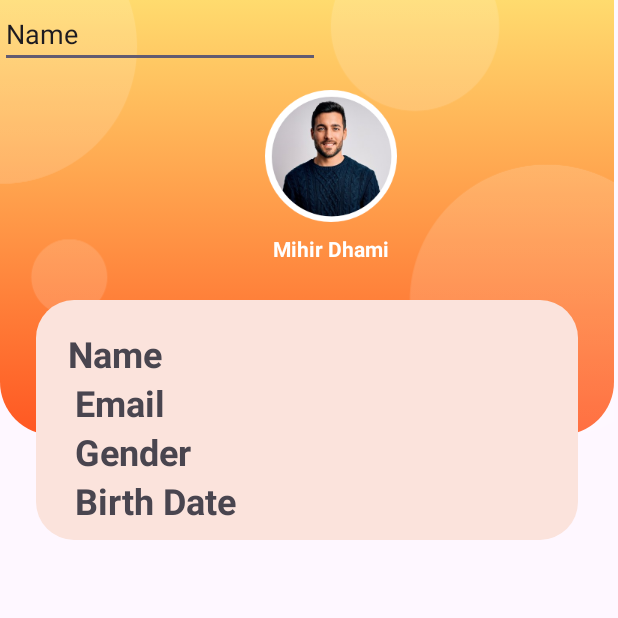
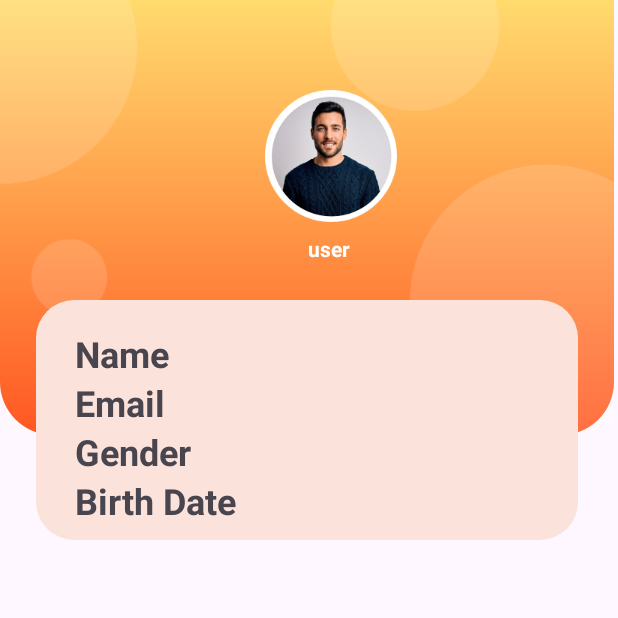
Before and after one commit to AlishNarshidani/Fantasy-App, an Android app: the ProfiePage screen opened directly, with no data from a screen before it, on a phone screen of 412 x 824 dp, the top half of it. Run offline under Robolectric (Android 15) with nearby library versions, the phone set to English and light mode, and no system bars; Roboto replaces fonts that are not available here.

Commit message:
login state maintained and user name according to login data

```diff
--- a/app/src/main/java/com/example/fantasyapp/ProfiePage.java
+++ b/app/src/main/java/com/example/fantasyapp/ProfiePage.java
@@ -1,10 +1,13 @@
 package com.example.fantasyapp;
 
 import android.annotation.SuppressLint;
+import android.content.Context;
 import android.content.Intent;
+import android.content.SharedPreferences;
 import android.os.Bundle;
 import android.view.View;
 import android.widget.Button;
+import android.widget.TextView;
 
 import androidx.activity.EdgeToEdge;
 import androidx.appcompat.app.AppCompatActivity;
@@ -14,6 +17,9 @@ import androidx.core.view.WindowInsetsCompat;
 
 public class ProfiePage extends AppCompatActivity {
 
+
+    TextView emailText;
+
     @SuppressLint("WrongViewCast")
     @Override
     protected void onCreate(Bundle savedInstanceState) {
@@ -21,7 +27,11 @@ public class ProfiePage extends AppCompatActivity {
         EdgeToEdge.enable(this);
         setContentView(R.layout.activity_profie_page);
 
+        SharedPreferences sharedPreferences = getSharedPreferences("MyAppPrefs", Context.MODE_PRIVATE);
+        String email = sharedPreferences.getString("email", "user");
 
+        emailText = findViewById(R.id.textView4);
 
+        emailText.setText(email.toString());
     }
 }
--- a/app/src/main/res/layout/activity_profie_page.xml
+++ b/app/src/main/res/layout/activity_profie_page.xml
@@ -48,7 +48,6 @@
                         android:layout_width="wrap_content"
                         android:layout_height="wrap_content"
                         android:layout_marginTop="8dp"
-                        android:text="Mihir Dhami"
                         android:textAlignment="center"
                         android:textColor="@color/white"
                         android:textStyle="bold"
@@ -67,16 +66,6 @@
                         app:layout_constraintStart_toStartOf="parent"
                         app:layout_constraintTop_toTopOf="parent"
                         app:srcCompat="@drawable/profile" />
-
-                    <EditText
-                        android:id="@+id/editTextText8"
-                        android:layout_width="wrap_content"
-                        android:layout_height="wrap_content"
-                        android:ems="10"
-                        android:inputType="text"
-                        android:text="Name"
-                        tools:layout_editor_absoluteX="146dp"
-                        tools:layout_editor_absoluteY="216dp" />
 
 
                 </androidx.constraintlayout.widget.ConstraintLayout>
@@ -104,12 +93,6 @@
                     android:layout_weight="1">
 
 
-
-
-
-
-
-
                     <TextView
                         android:id="@+id/userName"
                         android:layout_width="wrap_content"
@@ -117,7 +100,7 @@
 
                         android:layout_alignParentStart="true"
                         android:layout_alignParentTop="true"
-                        android:layout_marginStart="11dp"
+                        android:layout_marginStart="16dp"
                         android:layout_marginTop="9dp"
                         android:layout_weight="1"
                         android:text="Name"
--- a/app/src/main/res/layout/fragment_profile.xml
+++ b/app/src/main/res/layout/fragment_profile.xml
@@ -50,7 +50,6 @@
                         app:layout_constraintTop_toBottomOf="@+id/imageView"
                         android:layout_width="wrap_content"
                         android:layout_height="wrap_content"
-                        android:text="Mihir Dhami"
                         android:textAlignment="center"
                         android:textColor="@color/white"
                         android:textStyle="bold"
@@ -66,7 +65,7 @@
                         app:layout_constraintHorizontal_bias="0.471"
                         app:layout_constraintStart_toStartOf="parent"
                         app:layout_constraintTop_toTopOf="parent"
-                        app:srcCompat="@drawable/profile" />
+                        app:srcCompat="@drawable/usericon" />
 
 
                 </androidx.constraintlayout.widget.ConstraintLayout>
```
Also changed, not shown: app/src/main/java/com/example/fantasyapp/MainActivity.java (+30 -14 lines), app/src/main/java/com/example/fantasyapp/ProfileFragment.java (+8 -0 lines).
